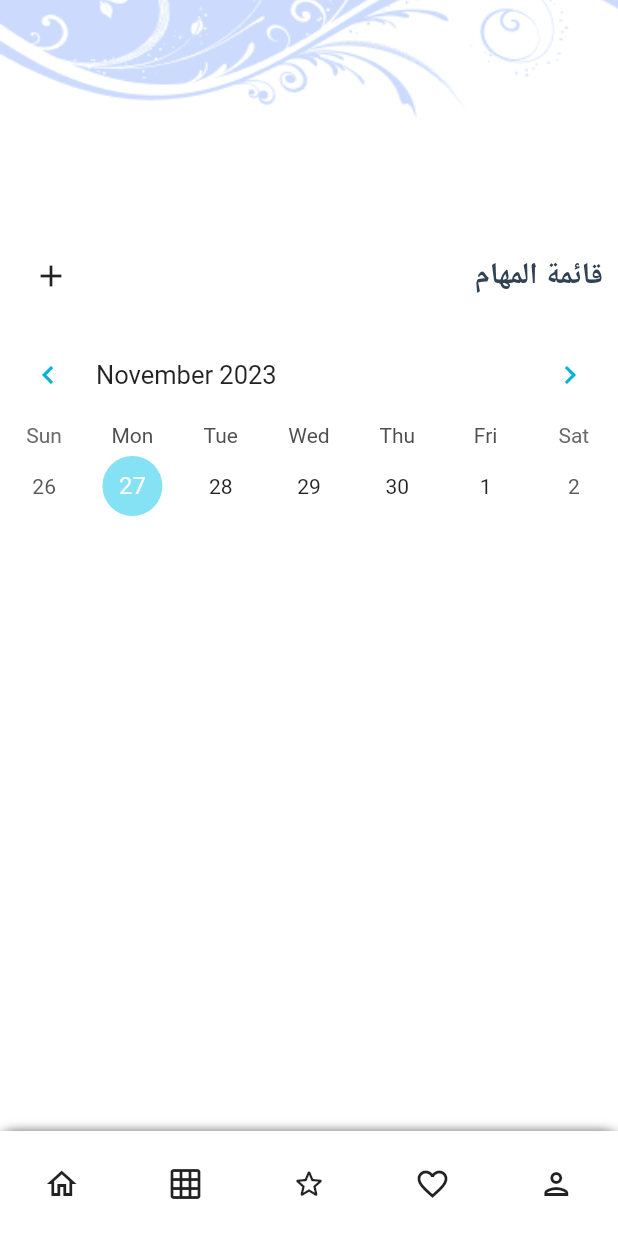
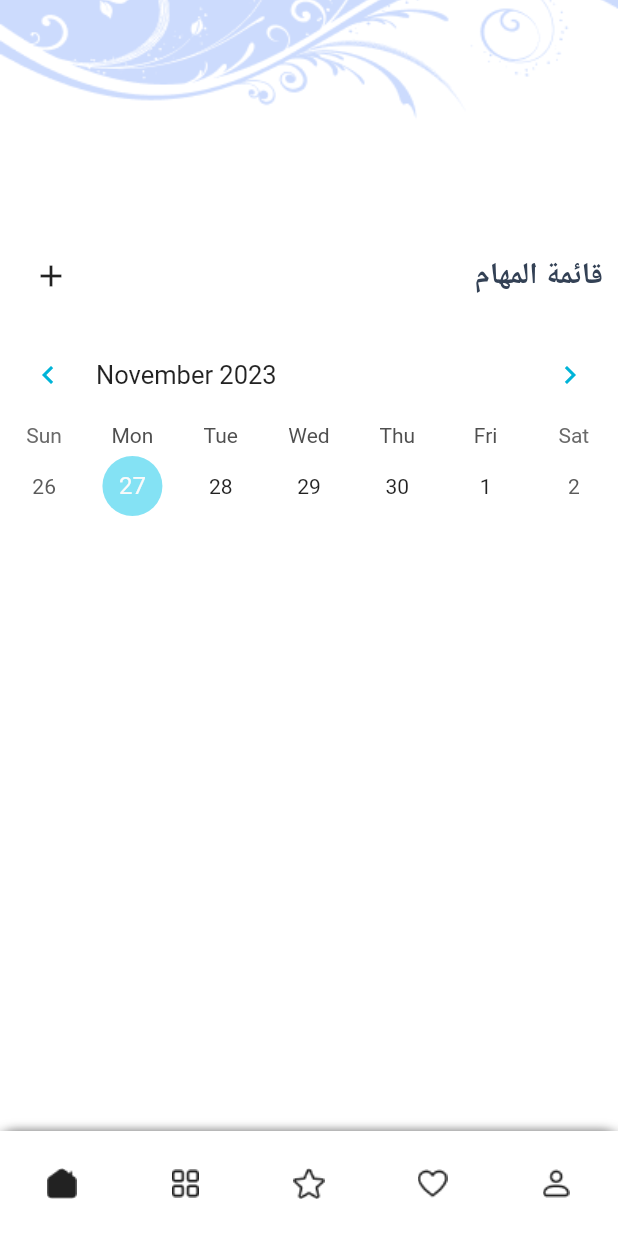
Before and after one commit to SamahFarez/3arouss, a Flutter app: the screen it shows after launch, on a phone screen of 412 x 824 dp. Run offline on Flutter 3.47's test engine with Material 2 defaults, Android fonts, the phone set to English and light mode, and no system bars; drawn by our look-alikes of table_calendar; our stand-ins replace flutter_calendar_carousel; Roboto replaces fonts that are missing (Changa).

Commit message:
Fixed BottomBar Icons

```diff
--- a/lib/app/bride/home-bride/home_bride.dart
+++ b/lib/app/bride/home-bride/home_bride.dart
@@ -1,7 +1,6 @@
 import 'package:flutter/material.dart';
 import 'package:table_calendar/table_calendar.dart';
 import '../../shared/images.dart';
-
 
 class TodoItem {
   final String description;
@@ -175,15 +174,13 @@ class _BrideHomePageState extends State<BrideHomePage> {
           actions: <Widget>[
             Row(
               mainAxisAlignment: MainAxisAlignment.spaceBetween,
-
-              children:[
+              children: [
                 TextButton(
                   onPressed: () {
                     Navigator.of(context).pop();
                   },
                   child: Text('إلغاء'),
                 ),
-
                 ElevatedButton(
                   onPressed: () {
                     String newTodo = _todoController.text.trim();
@@ -205,7 +202,8 @@ class _BrideHomePageState extends State<BrideHomePage> {
                   },
                   child: Text('إضافة'),
                 ),
-          ],),
+              ],
+            ),
           ],
         );
       },
@@ -338,23 +336,23 @@ class _BrideHomePageState extends State<BrideHomePage> {
             mainAxisAlignment: MainAxisAlignment.spaceAround,
             children: [
               IconButton(
-                icon: Icon(Icons.home_outlined),
+                icon: ImageIcon(AssetImage(home_icon)),
                 onPressed: () {},
               ),
               IconButton(
-                icon: Icon(Icons.grid_on_outlined),
+                icon: ImageIcon(AssetImage(categories_outlined_icon)),
                 onPressed: () {},
               ),
               IconButton(
-                icon: Icon(Icons.star_border_rounded),
+                icon: ImageIcon(AssetImage(star_outlined_icon)),
                 onPressed: () {},
               ),
               IconButton(
-                icon: Icon(Icons.favorite_border),
+                icon: ImageIcon(AssetImage(heart_outlined_icon)),
                 onPressed: () {},
               ),
               IconButton(
-                icon: Icon(Icons.person_outlined),
+                icon: ImageIcon(AssetImage(profile_outlined_icon)),
                 onPressed: () {},
               ),
             ],
--- a/lib/app/shared/images.dart
+++ b/lib/app/shared/images.dart
@@ -1 +1,11 @@
 const background_image = "assets/background.png";
+const home_icon = "assets/home.png";
+const home_outlined_icon = "assets/home_outlined.png";
+const heart_icon = "assets/heart.png";
+const heart_outlined_icon = "assets/heart_outlined.png";
+const star_icon = "assets/star.png";
+const star_outlined_icon = "assets/star_outlined.png";
+const profile_icon = "assets/profile.png";
+const profile_outlined_icon = "assets/profile_outlined.png";
+const categories_icon = "assets/categories.png";
+const categories_outlined_icon = "assets/categories_outlined.png";
```
Also changed, not shown: pubspec.yaml (+10 -0 lines). Lines whose indentation alone changed are shown as unchanged.
